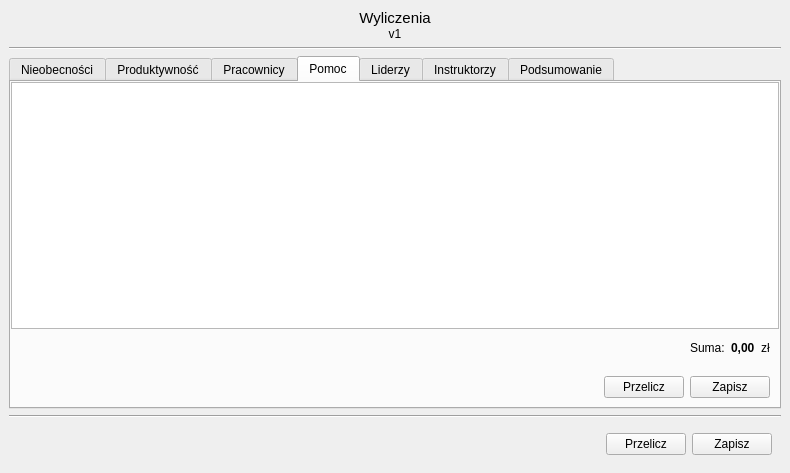
This is Forms/wyliczeniaForm.ui in kolomir/place_v2 as Qt 5 draws it before an edit. The edited form follows.
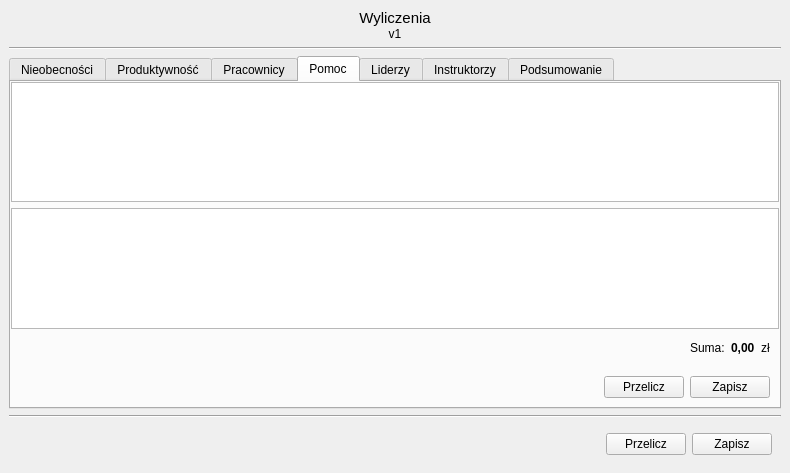
This is the edited form. The open tabs and pages were chosen to show the change.

Commit message: 09.10.2024 - Wyliczenie wydajności i produktywnosci dla wsparcia produkcji. Pozostaje wyliczenie kwot i wyświetlenie w oknie.

Patch:
```diff
--- a/Forms/wyliczeniaForm.ui
+++ b/Forms/wyliczeniaForm.ui
@@ -567,7 +567,28 @@
               <number>0</number>
              </property>
              <item>
-              <widget class="QTableWidget" name="tab_dane_pomoc"/>
+              <widget class="QWidget" name="widget_30" native="true">
+               <layout class="QVBoxLayout" name="verticalLayout_19">
+                <property name="leftMargin">
+                 <number>0</number>
+                </property>
+                <property name="topMargin">
+                 <number>0</number>
+                </property>
+                <property name="rightMargin">
+                 <number>0</number>
+                </property>
+                <property name="bottomMargin">
+                 <number>0</number>
+                </property>
+                <item>
+                 <widget class="QTableWidget" name="tab_wyliczenia_pomoc"/>
+                </item>
+                <item>
+                 <widget class="QTableWidget" name="tab_dane_pomoc"/>
+                </item>
+               </layout>
+              </widget>
              </item>
              <item>
               <widget class="QWidget" name="widget_13" native="true">
```
Left out of the diff: 2 changed lines with no effect on the pictures. The commit also changes 2 other files.
